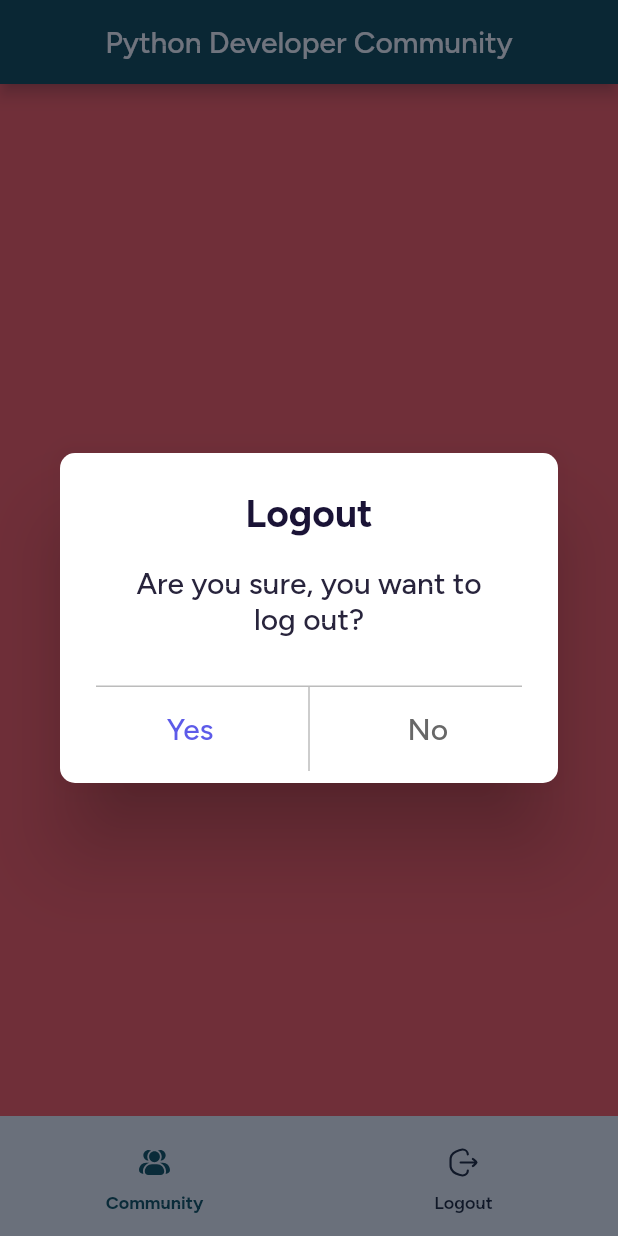
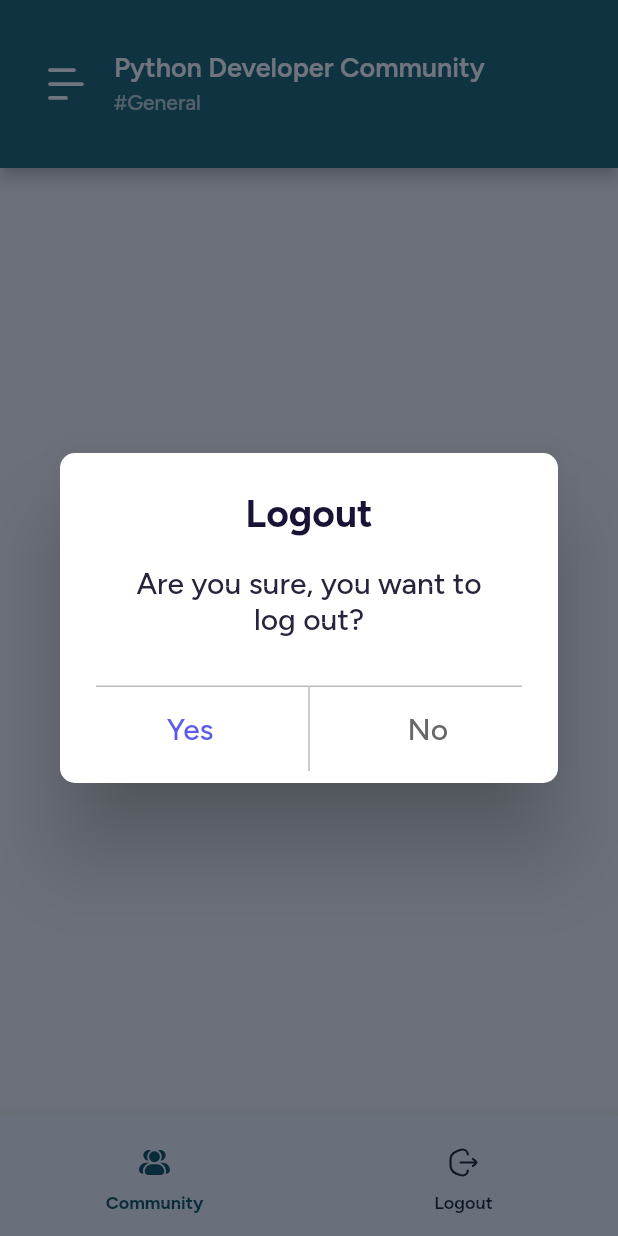
Before and after one commit to mohd-asfaq-e-azam-rifat/ezyfeed, a Flutter app: the HomePage screen opened directly, item 2 of the bottom bar chosen, on a phone screen of 412 x 824 dp. Run offline on Flutter 3.47's test engine with Material 3 defaults, Android fonts, the phone set to English and light mode, and no system bars; our stand-ins replace device_info_plus, dio, equatable, flutter_bloc, flutter_svg, fluttertoast and 5 more; missing offline and left inert: android_id, encrypt; accounts and stored records are empty; statements that could not run were skipped.

Commit message:
design homepage appbar

```diff
--- a/lib/constants.dart
+++ b/lib/constants.dart
@@ -16,6 +16,8 @@ const colorDialogPositiveAction = Color(0xFF5D5BE9);
 const colorDialogNegativeAction = Color(0xFF686868);
 final colorBackgroundDim = Color(0xFF101828).withValues(alpha: 0.6);
 const colorDialogDivider = Color(0xFFBCBCBC);
+const colorPageBackground = Color(0xFFF3F3F3);
+const colorAppBarBackground = Color(0xFF115C67);
 
 const colorDisabled1 = Color(0xFFE0E0E0);
 const colorDisabled2 = Color(0xFFAAA9A9);
@@ -67,9 +69,17 @@ const fontFamilyFigtree = "Figtree";
 // Regular Text Styles
 const textStyleAppBarTitle = TextStyle(
   fontFamily: fontFamilyFigtree,
-  color: colorWhite,
+  color: colorAccent,
+  fontWeight: FontWeight.w600,
+  fontSize: 18.0,
+  height: 1.2,
+);
+
+final textStyleAppBarSubtitle = TextStyle(
+  fontFamily: fontFamilyFigtree,
+  color: colorAccent.withValues(alpha: 0.7),
   fontWeight: FontWeight.w500,
-  fontSize: 20.0,
+  fontSize: 14.0,
   height: 1.2,
 );
 
--- a/lib/ui/home/home_page.dart
+++ b/lib/ui/home/home_page.dart
@@ -1,16 +1,6 @@
-import 'package:ezyfeed/base/app_config/app_config_bloc.dart';
-import 'package:ezyfeed/base/app_config/app_config_event.dart';
-import 'package:ezyfeed/base/navigation/navigation.dart';
-import 'package:ezyfeed/base/state/basic/basic_state.dart';
-import 'package:ezyfeed/base/widget/loader/base_data_loader.dart';
-import 'package:ezyfeed/base/widget/toast/toast.dart';
 import 'package:ezyfeed/constants.dart';
-import 'package:ezyfeed/injection.dart';
-import 'package:ezyfeed/ui/authentication/auth_bloc.dart';
-import 'package:ezyfeed/ui/authentication/auth_event.dart';
-import 'package:ezyfeed/ui/authentication/auth_state.dart';
+import 'package:ezyfeed/ui/home/logout_dialog.dart';
 import 'package:flutter/material.dart';
-import 'package:flutter_bloc/flutter_bloc.dart';
 import 'package:flutter_svg/flutter_svg.dart';
 
 class HomePage extends StatefulWidget {
@@ -43,19 +33,47 @@ class _HomePageState extends State<HomePage> {
 
     return Scaffold(
       appBar: AppBar(
-        centerTitle: true,
-        title: Text("Python Developer Community"),
-        titleTextStyle: textStyleAppBarTitle,
+        title: Padding(
+          padding: const EdgeInsets.only(left: 12.0),
+          child: Row(
+            crossAxisAlignment: CrossAxisAlignment.center,
+            spacing: 16.0,
+            children: [
+              SvgPicture.asset(
+                "assets/icons/ic_menu.svg",
+                fit: BoxFit.contain,
+                width: 32.0,
+                height: 32.0,
+              ),
+              Column(
+                spacing: 4.0,
+                crossAxisAlignment: CrossAxisAlignment.start,
+                children: [
+                  Text(
+                    "Python Developer Community",
+                    style: textStyleAppBarTitle,
+                  ),
+                  Text(
+                    "#General",
+                    style: textStyleAppBarSubtitle,
+                  ),
+                ],
+              ),
+            ],
+          ),
+        ),
+        toolbarHeight: 112.0,
+        backgroundColor: colorAppBarBackground,
         systemOverlayStyle: appBarTheme.systemOverlayStyle?.copyWith(
           systemNavigationBarColor: colorBottomBarBackground,
           systemNavigationBarIconBrightness: Brightness.dark,
         ),
       ),
       body: <Widget>[
-        Container(color: Colors.redAccent),
-        Container(color: Colors.greenAccent),
+        Container(color: colorPageBackground),
       ][_pageIndex],
       bottomNavigationBar: NavigationBar(
+        elevation: 12.0,
         onDestinationSelected: (int index) {
           _onNavigationBarItemTapped(context, index);
         },
@@ -93,118 +111,6 @@ class _HomePageState extends State<HomePage> {
   }
 }
 
-class LogoutDialog extends StatelessWidget {
-  const LogoutDialog({super.key});
-
-  @override
-  Widget build(BuildContext context) {
-    return BlocProvider(
-      create: (context) => getIt<AuthBloc>(),
-      child: BlocConsumer<AuthBloc, AuthState>(
-        listener: (context, state) {
-          if (state.uiState.isError == true) {
-            if (state.message?.trim().isNotEmpty == true) {
-              showToast(message: state.message!.trim());
-            }
-          }
-
-          if (state is LoggedOutSuccessfully) {
-            context.back();
-            showToast(message: "Logged out successfully");
-
-            final globalBloc = context.read<AppConfigBloc>();
-            globalBloc.add(UserAuthStateUpdated());
-          }
-        },
-        builder: (context, state) {
-          if (state.uiState.isLoading) {
-            return AlertDialog(
-              shape: RoundedRectangleBorder(
-                borderRadius: BorderRadius.circular(10.0),
-              ),
-              content: SizedBox(
-                width: double.maxFinite,
-                height: 100.0,
-                child: Center(
-                  child: BaseDataLoader(),
-                ),
-              ),
-            );
-          }
-
-          return AlertDialog(
-            shape: RoundedRectangleBorder(
-              borderRadius: BorderRadius.circular(10.0),
-            ),
-            title: Center(
-              child: Text(
-                "Logout",
-                style: textStyleDialogTitle,
-                maxLines: 1,
-                overflow: TextOverflow.ellipsis,
-              ),
-            ),
-            content: Padding(
-              padding: const EdgeInsets.only(
-                top: 0.0,
-                left: 16.0,
-                right: 16.0,
-              ),
-              child: Text(
-                "Are you sure, you want to log out?",
-                style: textStyleDialogSubtitle,
-                textAlign: TextAlign.center,
-              ),
-            ),
-            actions: <Widget>[
-              Column(
-                children: [
-                  Container(
-                    margin: const EdgeInsets.symmetric(horizontal: 16.0),
-                    width: double.maxFinite,
-                    height: 1.0,
-                    color: colorDialogDivider,
-                  ),
-                  Row(
-                    mainAxisAlignment: MainAxisAlignment.spaceEvenly,
-                    children: [
-                      TextButton(
-                        onPressed: () {
-                          context.read<AuthBloc>().add(LogOutRequested());
-                        },
-                        child: Text(
-                          "Yes",
-                          style: textStyleDialogAction,
-                        ),
-                      ),
-                      Container(
-                        width: 1.0,
-                        height: 56.0,
-                        color: colorDialogDivider,
-                      ),
-                      TextButton(
-                        onPressed: () {
-                          context.back();
-                        },
-                        child: Text(
-                          "No",
-                          style: textStyleDialogAction.copyWith(
-                            color: colorDialogNegativeAction,
-                          ),
-                        ),
-                      ),
-                    ],
-                  ),
-                ],
-              ),
-            ],
-          );
-        },
-      ),
-    );
-  }
-}
-
 class BottomBarItemWidget extends StatelessWidget {
   final String iconPath;
   final String label;
--- /dev/null
+++ b/lib/ui/home/logout_dialog.dart
@@ -0,0 +1,125 @@
+import 'package:ezyfeed/base/app_config/app_config_bloc.dart';
+import 'package:ezyfeed/base/app_config/app_config_event.dart';
+import 'package:ezyfeed/base/navigation/navigation.dart';
+import 'package:ezyfeed/base/state/basic/basic_state.dart';
+import 'package:ezyfeed/base/widget/loader/base_data_loader.dart';
+import 'package:ezyfeed/base/widget/toast/toast.dart';
+import 'package:ezyfeed/constants.dart';
+import 'package:ezyfeed/injection.dart';
+import 'package:ezyfeed/ui/authentication/auth_bloc.dart';
+import 'package:ezyfeed/ui/authentication/auth_event.dart';
+import 'package:ezyfeed/ui/authentication/auth_state.dart';
+import 'package:flutter/material.dart';
+import 'package:flutter_bloc/flutter_bloc.dart';
+
+class LogoutDialog extends StatelessWidget {
+  const LogoutDialog({super.key});
+
+  @override
+  Widget build(BuildContext context) {
+    return BlocProvider(
+      create: (context) => getIt<AuthBloc>(),
+      child: BlocConsumer<AuthBloc, AuthState>(
+        listener: (context, state) {
+          if (state.uiState.isError == true) {
+            if (state.message?.trim().isNotEmpty == true) {
+              showToast(message: state.message!.trim());
+            }
+          }
+
+          if (state is LoggedOutSuccessfully) {
+            context.back();
+            showToast(message: "Logged out successfully");
+
+            final globalBloc = context.read<AppConfigBloc>();
+            globalBloc.add(UserAuthStateUpdated());
+          }
+        },
+        builder: (context, state) {
+          if (state.uiState.isLoading) {
+            return AlertDialog(
+              shape: RoundedRectangleBorder(
+                borderRadius: BorderRadius.circular(10.0),
+              ),
+              content: SizedBox(
+                width: double.maxFinite,
+                height: 100.0,
+                child: Center(
+                  child: BaseDataLoader(),
+                ),
+              ),
+            );
+          }
+
+          return AlertDialog(
+            shape: RoundedRectangleBorder(
+              borderRadius: BorderRadius.circular(10.0),
+            ),
+            title: Center(
+              child: Text(
+                "Logout",
+                style: textStyleDialogTitle,
+                maxLines: 1,
+                overflow: TextOverflow.ellipsis,
+              ),
+            ),
+            content: Padding(
+              padding: const EdgeInsets.only(
+                top: 0.0,
+                left: 16.0,
+                right: 16.0,
+              ),
+              child: Text(
+                "Are you sure, you want to log out?",
+                style: textStyleDialogSubtitle,
+                textAlign: TextAlign.center,
+              ),
+            ),
+            actions: <Widget>[
+              Column(
+                children: [
+                  Container(
+                    margin: const EdgeInsets.symmetric(horizontal: 16.0),
+                    width: double.maxFinite,
+                    height: 1.0,
+                    color: colorDialogDivider,
+                  ),
+                  Row(
+                    mainAxisAlignment: MainAxisAlignment.spaceEvenly,
+                    children: [
+                      TextButton(
+                        onPressed: () {
+                          context.read<AuthBloc>().add(LogOutRequested());
+                        },
+                        child: Text(
+                          "Yes",
+                          style: textStyleDialogAction,
+                        ),
+                      ),
+                      Container(
+                        width: 1.0,
+                        height: 56.0,
+                        color: colorDialogDivider,
+                      ),
+                      TextButton(
+                        onPressed: () {
+                          context.back();
+                        },
+                        child: Text(
+                          "No",
+                          style: textStyleDialogAction.copyWith(
+                            color: colorDialogNegativeAction,
+                          ),
+                        ),
+                      ),
+                    ],
+                  ),
+                ],
+              ),
+            ],
+          );
+        },
+      ),
+    );
+  }
+}
```
Also changed, not shown: assets/icons/ic_menu.svg (added).
